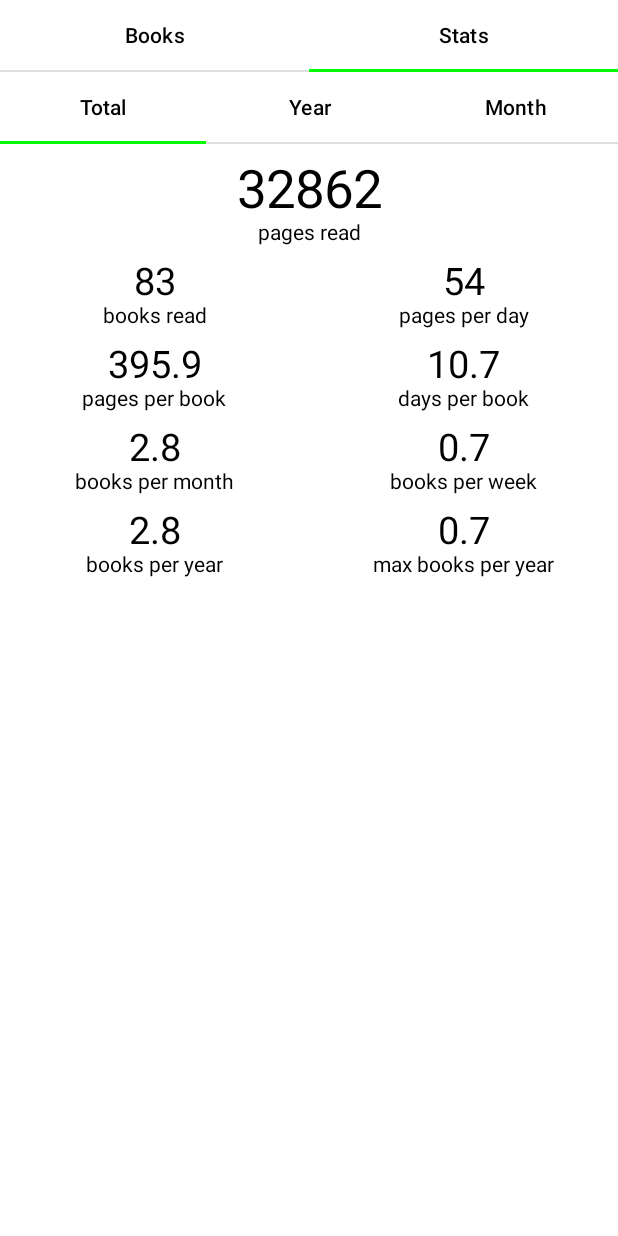
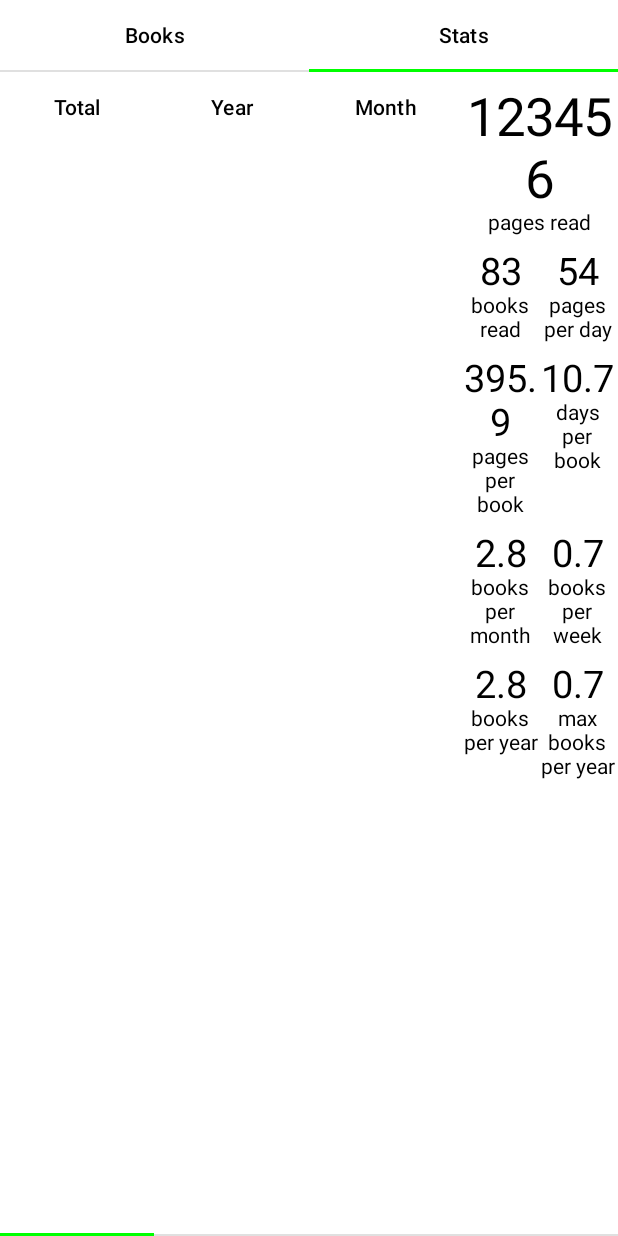
Before and after one commit to ozarski/BookTrackerv2, an Android app built with Jetpack Compose: the screen it shows after launch (MainActivity), tab 2 chosen, on a phone screen of 412 x 824 dp. Run offline under Robolectric (Android 15) with nearby library versions, the phone set to English and light mode, and no system bars; our stand-ins replace accompanist; 2 statements that could not run were skipped.

Commit message:
Main activity book list and stats tabs UI refactoring

```diff
--- a/app/src/main/java/ozarskiapps/booktracker/mainActivity/BookListUI.kt
+++ b/app/src/main/java/ozarskiapps/booktracker/mainActivity/BookListUI.kt
@@ -19,8 +19,14 @@ import androidx.compose.ui.unit.dp
 import androidx.compose.ui.unit.sp
 import ozarskiapps.booktracker.book.Book
 
+class BookListUI(val bookList: SnapshotStateList<List<Book>>) {
+
     @Composable
-fun BookListLazyColumn(bookList: SnapshotStateList<List<Book>>){
+    fun GenerateLayout(){
+        BookListLazyColumn()
+    }
+    @Composable
+    private fun BookListLazyColumn(){
         LazyColumn(contentPadding = PaddingValues(horizontal = 16.dp, vertical = 8.dp),
             verticalArrangement = Arrangement.spacedBy(8.dp),
             modifier = Modifier.fillMaxSize()){
@@ -32,7 +38,7 @@ fun BookListLazyColumn(bookList: SnapshotStateList<List<Book>>){
     }
 
     @Composable
-fun BookItemRow(book: Book){
+    private fun BookItemRow(book: Book){
         Row(
             modifier = Modifier.fillMaxWidth()
                 .height(75.dp)
@@ -65,3 +71,4 @@ fun BookItemRow(book: Book){
             )
         }
     }
+}
--- a/app/src/main/java/ozarskiapps/booktracker/mainActivity/MainActivity.kt
+++ b/app/src/main/java/ozarskiapps/booktracker/mainActivity/MainActivity.kt
@@ -4,6 +4,7 @@ import android.os.Bundle
 import androidx.activity.ComponentActivity
 import androidx.activity.compose.setContent
 import androidx.compose.runtime.Composable
+import androidx.compose.ui.platform.LocalContext
 import androidx.compose.ui.tooling.preview.Preview
 import ozarskiapps.booktracker.database.BookDBService
 import ozarskiapps.booktracker.database.DBService
@@ -13,15 +14,17 @@ import ozarskiapps.booktracker.database.TagDBService
 class MainActivity : ComponentActivity() {
     override fun onCreate(savedInstanceState: Bundle?) {
         super.onCreate(savedInstanceState)
+
         DBService(this).dropDatabase()
         MockData(this).generateMockData()
+
         setContent {
-            LayoutMain(this)
+            MainUI(this).GenerateLayout()
         }
     }
     @Preview(showBackground = true)
     @Composable
     fun DefaultPreview() {
-        LayoutMain(this)
+        MainUI(LocalContext.current).GenerateLayout()
     }
 }
--- a/app/src/main/java/ozarskiapps/booktracker/mainActivity/MainBooksUI.kt
+++ b/app/src/main/java/ozarskiapps/booktracker/mainActivity/MainBooksUI.kt
@@ -4,16 +4,10 @@ import android.content.Context
 import androidx.compose.foundation.background
 import androidx.compose.foundation.clickable
 import androidx.compose.foundation.layout.*
-import androidx.compose.material.Button
-import androidx.compose.material.ButtonDefaults
 import androidx.compose.material.DropdownMenu
 import androidx.compose.material.DropdownMenuItem
 import androidx.compose.material.Text
-import androidx.compose.runtime.Composable
-import androidx.compose.runtime.mutableStateListOf
-import androidx.compose.runtime.mutableStateOf
-import androidx.compose.runtime.remember
-import androidx.compose.ui.Alignment
+import androidx.compose.runtime.*
 import androidx.compose.ui.Modifier
 import androidx.compose.ui.graphics.Color
 import androidx.compose.ui.text.style.TextAlign
@@ -24,10 +18,20 @@ import ozarskiapps.booktracker.database.BookDBService
 import ozarskiapps.booktracker.database.TagDBService
 import ozarskiapps.booktracker.tag.Tag
 
+class MainBooksUI(val context: Context) {
+
+    private lateinit var text: MutableState<String>
+    private val tagList = TagDBService(context).getAllTags().toMutableList()
+
     @Composable
-fun LayoutMainBooks(context: Context){
-    val text = remember { mutableStateOf("Reading") }
-    val tagList = TagDBService(context).getAllTags().toMutableList()
+    fun GenerateLayout(){
+        LayoutMainBooks()
+    }
+
+    @Composable
+    private fun LayoutMainBooks() {
+
+        text = remember { mutableStateOf("Reading") }
         tagList.add(Tag(name = "${BookStatus.Reading}", color = Color.Gray))
         tagList.add(Tag(name = "${BookStatus.Finished}", color = Color.Green))
         tagList.add(Tag(name = "${BookStatus.WantToRead}", color = Color.Blue))
@@ -43,31 +47,42 @@ fun LayoutMainBooks(context: Context){
             text.value = it.name
             bookList.clear()
             val bookIDs = TagDBService(context).getBooksForTagIDs(listOf(it.id))
-
-        //bookList.addAll()
         }
 
-    Column(modifier = Modifier
+        Column(
+            modifier = Modifier
                 .fillMaxSize()
-        .background(Color.White)){
-        Row(modifier = Modifier.fillMaxWidth()){
-            Text(text = text.value,
+                .background(Color.White)
+        ) {
+            TagDropdownTextRow(isOpen)
+
+            Row(modifier = Modifier.fillMaxWidth()) {
+                DropdownTagList(
+                    list = tagList,
+                    request = openCloseDropdown,
+                    selectedString = userSelectedString,
+                    requestToOpen = isOpen.value
+                )
+                BookListUI(bookList).GenerateLayout()
+            }
+        }
+    }
+
+    @Composable
+    private fun TagDropdownTextRow(isOpen: MutableState<Boolean>) {
+        Row(modifier = Modifier.fillMaxWidth()) {
+            Text(
+                text = text.value,
                 modifier = Modifier
                     .fillMaxWidth()
                     .padding(top = 5.dp, start = 10.dp)
                     .clickable { isOpen.value = true },
                 fontSize = 20.sp,
-                textAlign = TextAlign.Start)
-        }
-        Row(modifier = Modifier.fillMaxWidth()) {
-            DropdownTagList(list = tagList,
-                request = openCloseDropdown,
-                selectedString = userSelectedString,
-                requestToOpen = isOpen.value)
-            BookListLazyColumn(bookList = bookList)
+                textAlign = TextAlign.Start
+            )
         }
     }
-}
+
 
     @Composable
     private fun DropdownTagList(
@@ -75,8 +90,12 @@ private fun DropdownTagList(
         list: List<Tag>,
         request: (Boolean) -> Unit,
         selectedString: (Tag) -> Unit
-){
-    DropdownMenu(expanded = requestToOpen, onDismissRequest = { request(false) }, modifier = Modifier.fillMaxWidth()){
+    ) {
+        DropdownMenu(
+            expanded = requestToOpen,
+            onDismissRequest = { request(false) },
+            modifier = Modifier.fillMaxWidth()
+        ) {
             list.forEach {
                 DropdownMenuItem(modifier = Modifier
                     .fillMaxWidth()
@@ -84,9 +103,10 @@ private fun DropdownTagList(
                     selectedString(it)
                     request(false)
                     println("Selected: $it")
-            }){
+                }) {
                     Text(it.name)
                 }
             }
         }
     }
+}
--- a/app/src/main/java/ozarskiapps/booktracker/mainActivity/MainUI.kt
+++ b/app/src/main/java/ozarskiapps/booktracker/mainActivity/MainUI.kt
@@ -8,47 +8,62 @@ import androidx.compose.material.TabRow
 import androidx.compose.material.TabRowDefaults
 import androidx.compose.material3.Tab
 import androidx.compose.material3.Text
-import androidx.compose.runtime.Composable
-import androidx.compose.runtime.mutableStateOf
-import androidx.compose.runtime.remember
-import androidx.compose.runtime.rememberCoroutineScope
+import androidx.compose.runtime.*
 import androidx.compose.ui.Modifier
 import androidx.compose.ui.graphics.Color
-import com.google.accompanist.pager.ExperimentalPagerApi
-import com.google.accompanist.pager.HorizontalPager
-import com.google.accompanist.pager.pagerTabIndicatorOffset
-import com.google.accompanist.pager.rememberPagerState
+import com.google.accompanist.pager.*
+import kotlinx.coroutines.CoroutineScope
 import kotlinx.coroutines.launch
-import ozarskiapps.booktracker.mainActivity.statsTab.StatsTabbedLayout
+import ozarskiapps.booktracker.R
+import ozarskiapps.booktracker.mainActivity.statsTab.MainStatsUI
+
+
+class MainUI(val context: Context) {
+
+    private val tabs = listOf(
+        context.getString(R.string.main_tabs_book_list_title),
+        context.getString(R.string.main_tabs_stats_title)
+    )
 
     @Composable
-fun LayoutMain(context: Context){
-    LayoutMainTabs(context)
+    fun GenerateLayout() {
+        LayoutMain()
     }
-
     @OptIn(ExperimentalPagerApi::class)
     @Composable
-fun LayoutMainTabs(context: Context){
+    fun LayoutMain() {
         val tabIndex = remember { mutableStateOf(0) }
-    val tabs = listOf("Books", "Stats")
-
         val pagerState = rememberPagerState()
         val scope = rememberCoroutineScope()
 
-    Column(modifier = Modifier.fillMaxWidth(), verticalArrangement = Arrangement.Top){
-        TabRow(selectedTabIndex = tabIndex.value,
+        Column(modifier = Modifier.fillMaxWidth(), verticalArrangement = Arrangement.Top) {
+            TabRow(
+                selectedTabIndex = tabIndex.value,
                 indicator = { tabPositions ->
                     TabRowDefaults.Indicator(
                         Modifier.pagerTabIndicatorOffset(pagerState, tabPositions),
                         color = Color.Green,
                     )
                 },
-            backgroundColor = Color.White){
+                backgroundColor = Color.White
+            ) {
+                MainTabs(tabIndex, scope, pagerState)
+            }
+            MainTabsPager(pagerState = pagerState)
+        }
+
+
+    }
+
+    @OptIn(ExperimentalPagerApi::class)
+    @Composable
+    private fun MainTabs(tabIndex: MutableState<Int>, scope: CoroutineScope, pagerState: PagerState) {
+
         tabs.forEachIndexed { index, title ->
-                Tab(text = { Text(title)},
+            Tab(text = { Text(title) },
                 selected = tabIndex.value == index,
                 onClick = {
-                        scope.launch{
+                    scope.launch {
                         pagerState.animateScrollToPage(index)
                     }
                     tabIndex.value = index
@@ -56,10 +71,14 @@ fun LayoutMainTabs(context: Context){
             )
         }
     }
+
+    @OptIn(ExperimentalPagerApi::class)
+    @Composable
+    private fun MainTabsPager(pagerState: PagerState){
         HorizontalPager(state = pagerState, count = tabs.size) {
-            when(it){
-                0 -> LayoutMainBooks(context)
-                1 -> StatsTabbedLayout()
+            when (it) {
+                0 -> MainBooksUI(context).GenerateLayout()
+                1 -> MainStatsUI(context).GenerateLayout()
             }
         }
     }
--- a/app/src/main/java/ozarskiapps/booktracker/mainActivity/statsTab/MainStatsUI.kt
+++ b/app/src/main/java/ozarskiapps/booktracker/mainActivity/statsTab/MainStatsUI.kt
@@ -1,5 +1,6 @@
 package ozarskiapps.booktracker.mainActivity.statsTab
 
+import android.content.Context
 import androidx.compose.foundation.layout.Arrangement
 import androidx.compose.foundation.layout.Column
 import androidx.compose.foundation.layout.fillMaxWidth
@@ -7,42 +8,64 @@ import androidx.compose.material.TabRow
 import androidx.compose.material.TabRowDefaults
 import androidx.compose.material3.Tab
 import androidx.compose.material3.Text
-import androidx.compose.runtime.Composable
-import androidx.compose.runtime.mutableStateOf
-import androidx.compose.runtime.remember
-import androidx.compose.runtime.rememberCoroutineScope
+import androidx.compose.runtime.*
 import androidx.compose.ui.Modifier
 import androidx.compose.ui.graphics.Color
-import com.google.accompanist.pager.ExperimentalPagerApi
-import com.google.accompanist.pager.HorizontalPager
-import com.google.accompanist.pager.pagerTabIndicatorOffset
-import com.google.accompanist.pager.rememberPagerState
+import com.google.accompanist.pager.*
+import kotlinx.coroutines.CoroutineScope
 import kotlinx.coroutines.launch
-import ozarskiapps.booktracker.mainActivity.LayoutMainBooks
+import ozarskiapps.booktracker.R
+
+class MainStatsUI(context: Context) {
+
+    private val tabs = mutableListOf(
+        context.getString(R.string.total_stats_tab_title),
+        context.getString(R.string.year_stats_tab_title),
+        context.getString(R.string.month_stats_tab_title)
+    )
+
+    @Composable
+    fun GenerateLayout() {
+        StatsTabbedLayout()
+    }
 
     @OptIn(ExperimentalPagerApi::class)
     @Composable
-fun StatsTabbedLayout(){
+    fun StatsTabbedLayout() {
         val tabIndex = remember { mutableStateOf(0) }
-    val tabs = listOf("Total", "Year", "Month")
 
         val pagerState = rememberPagerState()
         val scope = rememberCoroutineScope()
 
-    Column(modifier = Modifier.fillMaxWidth(), verticalArrangement = Arrangement.Top){
-        TabRow(selectedTabIndex = tabIndex.value,
+        Column(modifier = Modifier.fillMaxWidth(), verticalArrangement = Arrangement.Top) {
+            TabRow(
+                selectedTabIndex = tabIndex.value,
                 indicator = { tabPositions ->
                     TabRowDefaults.Indicator(
                         Modifier.pagerTabIndicatorOffset(pagerState, tabPositions),
                         color = Color.Green,
                     )
                 },
-            backgroundColor = Color.White){
+                backgroundColor = Color.White
+            ) {
+                StatsTabs(tabIndex, scope, pagerState)
+                StatsTabsPager(pagerState = pagerState)
+            }
+        }
+    }
+
+    @OptIn(ExperimentalPagerApi::class)
+    @Composable
+    private fun StatsTabs(
+        tabIndex: MutableState<Int>,
+        scope: CoroutineScope,
+        pagerState: PagerState
+    ) {
         tabs.forEachIndexed { index, title ->
             Tab(text = { Text(title) },
                 selected = tabIndex.value == index,
                 onClick = {
-                        scope.launch{
+                    scope.launch {
                         pagerState.animateScrollToPage(index)
                     }
                     tabIndex.value = index
@@ -50,11 +73,16 @@ fun StatsTabbedLayout(){
             )
         }
     }
+
+    @OptIn(ExperimentalPagerApi::class)
+    @Composable
+    private fun StatsTabsPager(pagerState: PagerState) {
+
         HorizontalPager(state = pagerState, count = tabs.size) {
-            when(it){
-                0 -> TotalStatsLayout()
-                1 -> YearStatsLayout()
-                2 -> MonthStatsLayout()
+            when (it) {
+                0 -> TotalStatsUI().GenerateLayout()
+                1 -> YearStatsUI().GenerateLayout()
+                2 -> MonthStatsUI().GenerateLayout()
             }
         }
     }
--- /dev/null
+++ b/app/src/main/java/ozarskiapps/booktracker/mainActivity/statsTab/StatsTabUI.kt
@@ -0,0 +1,80 @@
+package ozarskiapps.booktracker.mainActivity.statsTab
+
+import androidx.compose.foundation.layout.*
+import androidx.compose.material3.Text
+import androidx.compose.runtime.Composable
+import androidx.compose.ui.Alignment
+import androidx.compose.ui.Modifier
+import androidx.compose.ui.text.style.TextAlign
+import androidx.compose.ui.unit.dp
+import androidx.compose.ui.unit.sp
+
+abstract class StatsTabUI {
+
+    @Composable
+    abstract fun GenerateLayout()
+
+    @Composable
+    fun StatRow(stat1Name: String, stat1Value: String, stat2Name: String, stat2Value: String){
+        //Row with stat labels
+        Row(modifier = Modifier.fillMaxWidth(), horizontalArrangement = Arrangement.SpaceEvenly){
+            Column(
+                modifier = Modifier
+                    .fillMaxWidth()
+                    .padding(bottom = 10.dp)
+                    .weight(0.5f),
+                verticalArrangement = Arrangement.Top,
+                horizontalAlignment = Alignment.CenterHorizontally
+            ) {
+                Text(
+                    text = stat1Value,
+                    fontSize = 25.sp,
+                    textAlign = TextAlign.Center
+                )
+                Text(
+                    text = stat1Name,
+                    fontSize = 14.sp,
+                    textAlign = TextAlign.Center,
+                    modifier = Modifier.width(150.dp)
+                )
+            }
+            //Row with stat values
+            Column(
+                modifier = Modifier
+                    .fillMaxWidth()
+                    .padding(bottom = 10.dp)
+                    .weight(0.5f),
+                verticalArrangement = Arrangement.Top,
+                horizontalAlignment = Alignment.CenterHorizontally
+            ) {
+                Text(
+                    text = stat2Value,
+                    fontSize = 25.sp,
+                    textAlign = TextAlign.Center
+                )
+                Text(
+                    text = stat2Name,
+                    modifier = Modifier.width(150.dp),
+                    fontSize = 14.sp,
+                    textAlign = TextAlign.Center
+                )
+            }
+        }
+    }
+
+    @Composable
+    fun TotalPagesText(value: Long){
+
+        Text(
+            text = value.toString(),
+            fontSize = 35.sp,
+            textAlign = TextAlign.Center
+        )
+        Text(
+            text = "pages read",
+            fontSize = 14.sp,
+            textAlign = TextAlign.Center,
+            modifier = Modifier.padding(bottom = 10.dp)
+        )
+    }
+}
--- a/app/src/main/java/ozarskiapps/booktracker/mainActivity/statsTab/TotalStatsUI.kt
+++ b/app/src/main/java/ozarskiapps/booktracker/mainActivity/statsTab/TotalStatsUI.kt
@@ -12,6 +12,12 @@ import androidx.compose.ui.tooling.preview.Preview
 import androidx.compose.ui.unit.dp
 import androidx.compose.ui.unit.sp
 
+class TotalStatsUI: StatsTabUI(){
+
+    @Composable
+    override fun GenerateLayout(){
+        TotalStatsLayout()
+    }
     @Composable
     fun TotalStatsLayout(){
         Column(modifier = Modifier
@@ -21,17 +27,7 @@ fun TotalStatsLayout(){
             horizontalAlignment = Alignment.CenterHorizontally,
             verticalArrangement = Arrangement.Top) {
 
-        Text(
-            text = "32862",
-            fontSize = 35.sp,
-            textAlign = TextAlign.Center
-        )
-        Text(
-            text = "pages read",
-            fontSize = 14.sp,
-            textAlign = TextAlign.Center,
-            modifier = Modifier.padding(bottom = 10.dp)
-        )
+            TotalPagesText(value = 123456)
 
             StatRow(
                 stat1Name = "books read",
@@ -60,56 +56,10 @@ fun TotalStatsLayout(){
         }
     }
 
-@Composable
-fun StatRow(stat1Name: String, stat1Value: String, stat2Name: String, stat2Value: String){
-    //Row with stat labels
-    Row(modifier = Modifier.fillMaxWidth(), horizontalArrangement = Arrangement.SpaceEvenly){
-        Column(
-            modifier = Modifier
-                .fillMaxWidth()
-                .padding(bottom = 10.dp)
-                .weight(0.5f),
-            verticalArrangement = Arrangement.Top,
-            horizontalAlignment = Alignment.CenterHorizontally
-        ) {
-            Text(
-                text = stat1Value,
-                fontSize = 25.sp,
-                textAlign = TextAlign.Center
-            )
-            Text(
-                text = stat1Name,
-                fontSize = 14.sp,
-                textAlign = TextAlign.Center,
-                modifier = Modifier.width(150.dp)
-            )
-        }
-        //Row with stat values
-        Column(
-            modifier = Modifier
-                .fillMaxWidth()
-                .padding(bottom = 10.dp)
-                .weight(0.5f),
-            verticalArrangement = Arrangement.Top,
-            horizontalAlignment = Alignment.CenterHorizontally
-        ) {
-            Text(
-                text = stat2Value,
-                fontSize = 25.sp,
-                textAlign = TextAlign.Center
-            )
-            Text(
-                text = stat2Name,
-                modifier = Modifier.width(150.dp),
-                fontSize = 14.sp,
-                textAlign = TextAlign.Center
-            )
-        }
-    }
-}
 
     @Preview
     @Composable
     private fun StatsUIPreview() {
         TotalStatsLayout()
     }
+}
--- a/app/src/main/res/values/strings.xml
+++ b/app/src/main/res/values/strings.xml
@@ -1,3 +1,8 @@
 <resources>
     <string name="app_name">BookTracker2_0</string>
+    <string name="total_stats_tab_title">Total</string>
+    <string name="year_stats_tab_title">Year</string>
+    <string name="month_stats_tab_title">Month</string>
+    <string name="main_tabs_book_list_title">Books</string>
+    <string name="main_tabs_stats_title">Stats</string>
 </resources>
```
Also changed, not shown: app/src/main/java/ozarskiapps/booktracker/mainActivity/statsTab/MonthStatsUI.kt (+25 -21 lines), app/src/main/java/ozarskiapps/booktracker/mainActivity/statsTab/YearStatsUI.kt (+22 -46 lines). Lines whose indentation alone changed are shown as unchanged.
